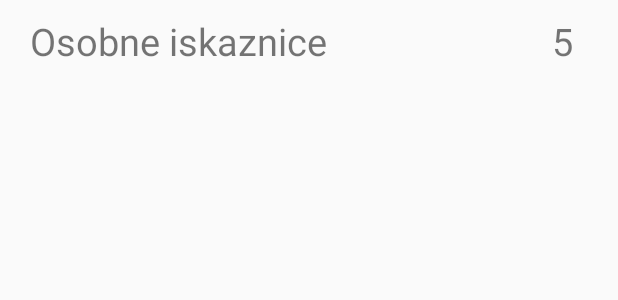
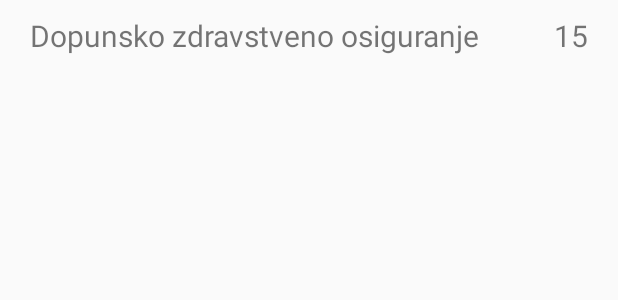
Before and after one commit to aduda091/queueManagementAndroid, an Android app: the layout queue_item.xml on its own in the app's theme, with its tools: preview values and no code run, on a phone screen of 412 x 824 dp. Shown: the top 300 px of the screen. Run offline under Robolectric (Android 15) with nearby library versions, the phone set to English and light mode, and no system bars; network calls fail.

Commit message:
Fixed bug with displaying empty queues, decreased font size for queue list

```diff
--- a/app/src/main/java/hr/unipu/duda/justintime/activities/QueueListActivity.java
+++ b/app/src/main/java/hr/unipu/duda/justintime/activities/QueueListActivity.java
@@ -120,6 +120,8 @@ public class QueueListActivity extends AppCompatActivity {
             @Override
             public void onErrorResponse(VolleyError error) {
                 Log.d("getPriority", "onErrorResponse: " + error.networkResponse.statusCode);
+                queue.setPriority(0);
+                facility.addQueue(queue);
             }
         });
 
--- a/app/src/main/res/layout/queue_item.xml
+++ b/app/src/main/res/layout/queue_item.xml
@@ -8,24 +8,22 @@
     >
 
     <TextView
+        android:id="@+id/tvQueueListName"
         android:layout_width="wrap_content"
         android:layout_height="wrap_content"
-        android:id="@+id/tvQueueListName"
-        android:text="Osobne iskaznice"
-        android:textSize="25sp"
         android:layout_alignParentStart="true"
         android:layout_marginLeft="20dp"
-        />
+        android:text="Dopunsko zdravstveno osiguranje"
+        android:textSize="20sp" />
 
     <TextView
         android:id="@+id/tvQueueListPriority"
         android:layout_width="wrap_content"
         android:layout_height="wrap_content"
         android:layout_alignParentRight="true"
+        android:layout_marginRight="20dp"
+        android:text="15"
         android:textAlignment="center"
-        android:text="5"
-        android:textSize="25sp"
-        android:layout_marginRight="30dp"
-        />
+        android:textSize="20sp" />
 
 </RelativeLayout>
```
